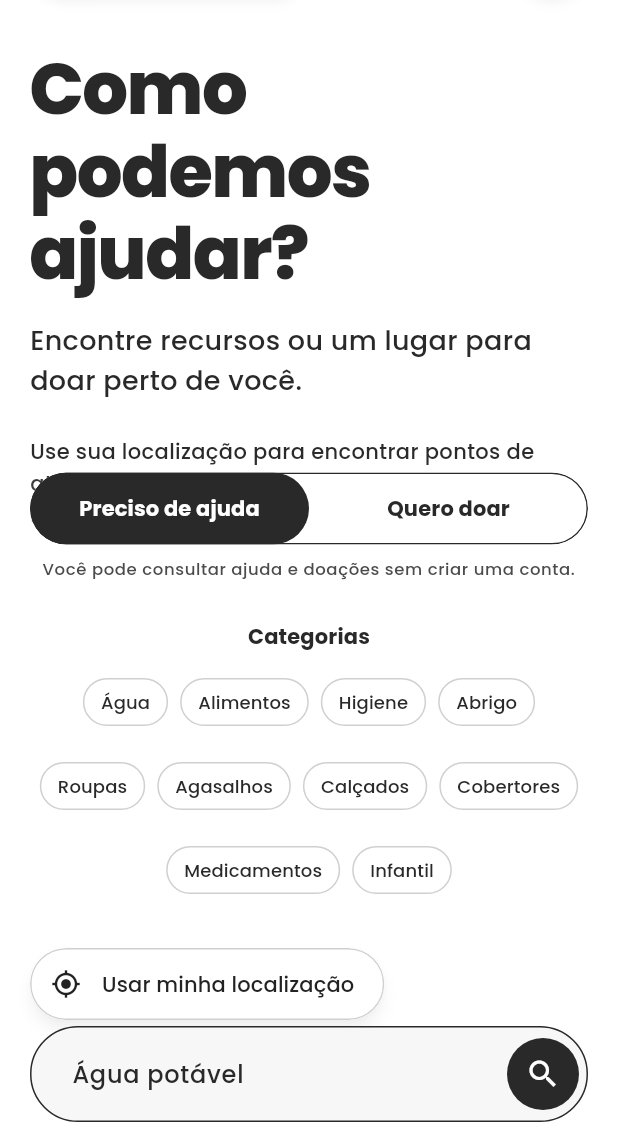
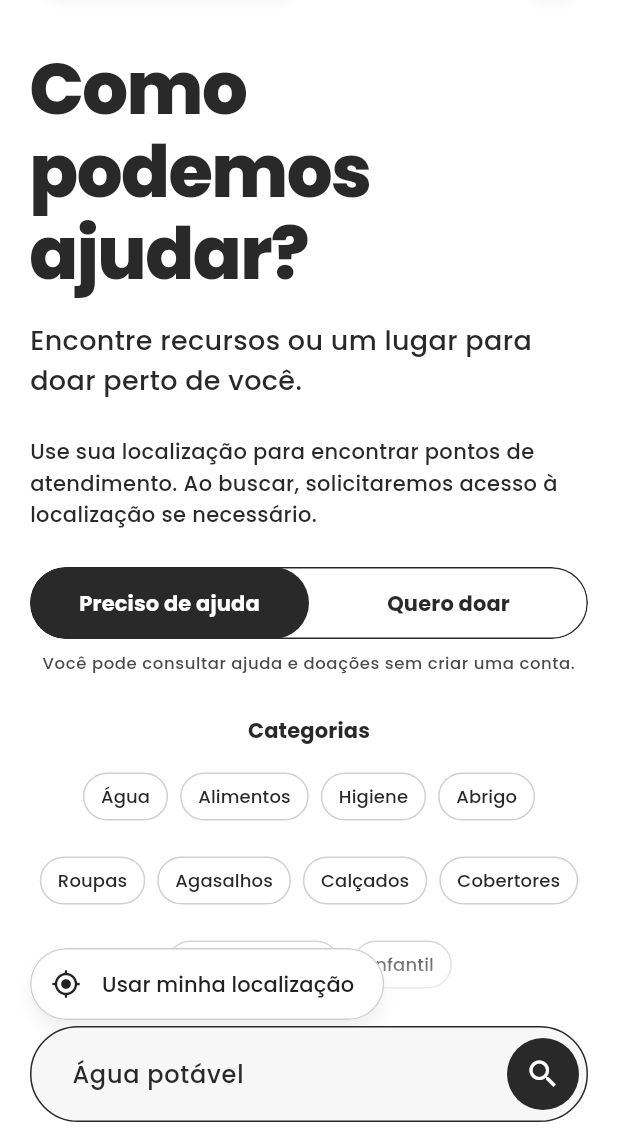
Before and after one commit to jlucasvr/Integrador-II, a Flutter app: the screen it shows after launch, on a phone screen of 412 x 824 dp, the part 96-1236 px from its top. Run offline on Flutter 3.47's test engine with Material 3 defaults, Android fonts, the phone set to English and light mode, and no system bars; our stand-ins replace geolocator; accounts and stored records are empty.

Commit message:
Corrigir responsividade da busca e dos filtros em celulares

```diff
--- a/lib/ui/search/views/search_page.dart
+++ b/lib/ui/search/views/search_page.dart
@@ -65,9 +65,17 @@ class _SearchPageState extends State<SearchPage> {
   }
 
   @override
-  Widget build(BuildContext context) => Scaffold(
+  Widget build(BuildContext context) {
+    final size = MediaQuery.sizeOf(context);
+    final compact = size.width < 600 || size.height < 760;
+    final options = HomeSearchOptions(
+        intent: _intent,
+        onIntentChanged: (value) => setState(() => _intent = value),
+        onCategorySelected: (category) => _item.text = category);
+    return Scaffold(
         extendBody: true,
-      extendBodyBehindAppBar: true,
+        extendBodyBehindAppBar: false,
+        resizeToAvoidBottomInset: false,
         appBar: AppTopBar(
             onManagement: () => openManagement(context, widget.managementApi)),
         bottomNavigationBar: SearchDock(
@@ -75,16 +83,12 @@ class _SearchPageState extends State<SearchPage> {
             controller: _item,
             location: _location,
             onSearch: _search,
-          controls: HomeSearchOptions(
-              intent: _intent,
-              onIntentChanged: (value) => setState(() => _intent = value),
-              onCategorySelected: (category) => _item.text = category),
+            controls: compact ? null : options,
             onLocate: _location.capture),
         body: Builder(
             builder: (context) => SingleChildScrollView(
                 padding: EdgeInsets.only(
-                  top: MediaQuery.paddingOf(context).top,
-                  bottom: MediaQuery.paddingOf(context).bottom),
+                    top: 0, bottom: MediaQuery.paddingOf(context).bottom),
                 child: PageBody(
                     child: Column(
                         crossAxisAlignment: CrossAxisAlignment.stretch,
@@ -94,7 +98,7 @@ class _SearchPageState extends State<SearchPage> {
                               .textTheme
                               .headlineSmall!
                               .copyWith(
-                                fontSize: 48,
+                                  fontSize: size.width < 360 ? 40 : 48,
                                   height: 1.15,
                                   letterSpacing: -1,
                                   fontWeight: FontWeight.w800)),
@@ -105,5 +109,10 @@ class _SearchPageState extends State<SearchPage> {
                       const SizedBox(height: 24),
                       const Text(
                           'Use sua localização para encontrar pontos de atendimento. Ao buscar, solicitaremos acesso à localização se necessário.'),
+                      if (compact) ...[
+                        const SizedBox(height: 24),
+                        options,
+                      ],
                     ])))));
   }
+}
```
Also changed, not shown: lib/ui/search/views/results_page.dart (+12 -11 lines), 1 other file. Lines whose indentation alone changed are shown as unchanged.
